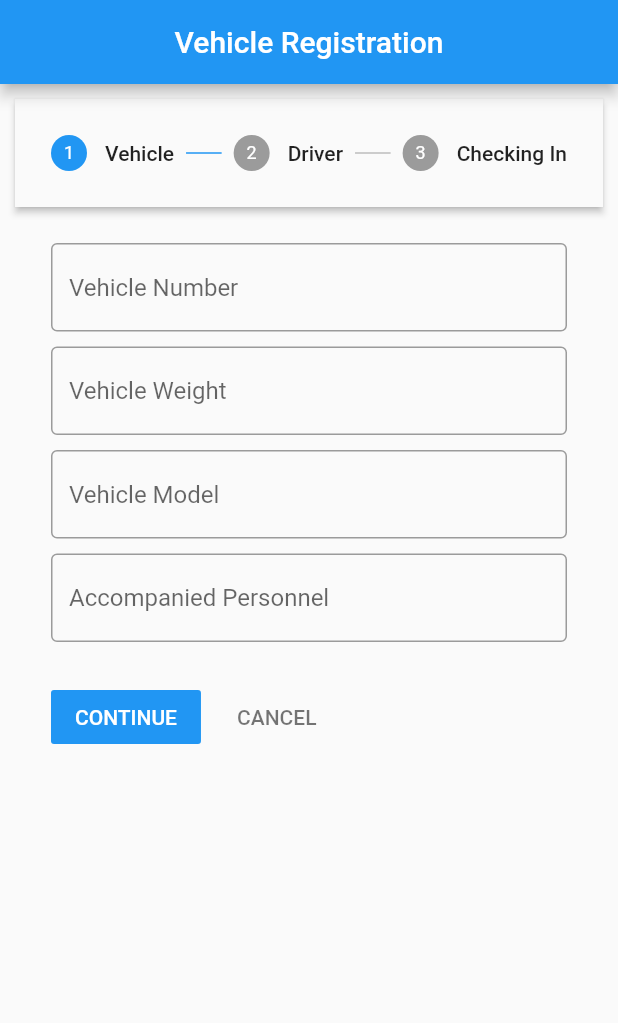
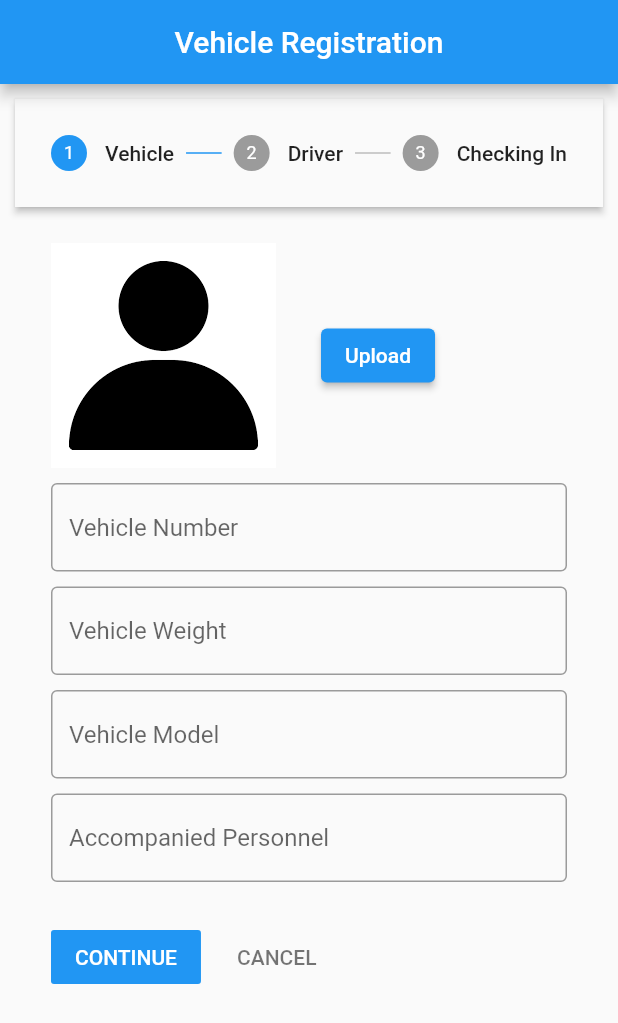
Before and after one commit to apexpre-dator/YardMaster, a Flutter app: the screen it shows after launch, after a tap on "Incoming", on a phone screen of 412 x 824 dp. Shown: the top 1023 px of the screen. Run offline on Flutter 3.47's test engine with Material 2 defaults, Android fonts, the phone set to English and light mode, and no system bars; our stand-ins replace image_picker, qr_flutter.

```diff
--- a/lib/main.dart
+++ b/lib/main.dart
@@ -1,7 +1,7 @@
 import 'package:flutter/material.dart';
-import 'package:yms/screens/Outgoing.dart';
+import 'package:yms/screens/outgoing.dart';
 import 'package:yms/screens/home.dart';
-import 'package:yms/screens/IncomingRegistration.dart';
+import 'package:yms/screens/incomingRegistration.dart';
 
 void main() {
   runApp(const MyApp());
@@ -17,9 +17,10 @@ class MyApp extends StatelessWidget {
         theme: ThemeData(
           primarySwatch: Colors.blue,
         ),
-        home: HomeScreen(),
+        home: const HomeScreen(),
         routes: {
-          OutgoingRegistration.routeName: (context) => OutgoingRegistration(),
+          OutgoingRegistration.routeName: (context) =>
+              const OutgoingRegistration(),
           IncomingRegistration.routeName: (context) => IncomingRegistration(),
         });
   }
--- a/lib/screens/IncomingRegistration.dart
+++ b/lib/screens/IncomingRegistration.dart
@@ -1,15 +1,17 @@
+import 'dart:io';
+
 import 'package:flutter/material.dart';
 import 'package:uuid/uuid.dart';
 import 'package:yms/custom.dart';
 import 'package:yms/models/driver_model.dart';
 import 'package:yms/models/vehicle_model.dart';
-import 'package:yms/screens/home.dart';
 import 'package:yms/widgets/custom_input.dart';
 import 'package:qr_flutter/qr_flutter.dart';
+import 'package:image_picker/image_picker.dart';
 
 class IncomingRegistration extends StatefulWidget {
   static const routeName = '/incoming-registration';
-  IncomingRegistration({super.key});
+  const IncomingRegistration({super.key});
 
   @override
   State<IncomingRegistration> createState() => _IncomingRegistrationState();
@@ -29,10 +31,23 @@ class _IncomingRegistrationState extends State<IncomingRegistration> {
   final TextEditingController addressController = TextEditingController();
   final TextEditingController phoneController = TextEditingController();
   bool registered = false;
+  File? vehicleImage;
+  File? driverPic;
 
   late Driver driver;
   late Vehicle vehicle;
   final String vRegNo = const Uuid().v1();
+
+  Future pickImage(bool flag) async {
+    try {
+      final image = await ImagePicker().pickImage(source: ImageSource.gallery);
+      if (image == null) return;
+      final imageTemp = File(image.path);
+      setState(() => flag ? vehicleImage : driverPic = imageTemp);
+    } catch (e) {
+      print('Failed to pick image: $e');
+    }
+  }
 
   void registerVehicle(BuildContext context) {
     if (vModelController.text.isEmpty ||
@@ -82,7 +97,6 @@ class _IncomingRegistrationState extends State<IncomingRegistration> {
 
   @override
   void dispose() {
-    // TODO: implement dispose
     super.dispose();
     vNoController.dispose();
     vWeightController.dispose();
@@ -192,6 +206,61 @@ class _IncomingRegistrationState extends State<IncomingRegistration> {
         title: const Text("Vehicle"),
         content: Column(
           children: [
+            Container(
+              alignment: Alignment.centerLeft,
+              height: 150,
+              width: double.infinity,
+              child: vehicleImage != null
+                  ? Row(
+                      crossAxisAlignment: CrossAxisAlignment.center,
+                      children: [
+                        Image.file(
+                          vehicleImage!,
+                          width: 150,
+                          height: 150,
+                          fit: BoxFit.fill,
+                        ),
+                        const SizedBox(
+                          width: 30,
+                        ),
+                        ElevatedButton(
+                          onPressed: () {
+                            setState(() {
+                              vehicleImage = null;
+                            });
+                          },
+                          style: ElevatedButton.styleFrom(
+                            backgroundColor:
+                                Colors.redAccent, // Background color
+                          ),
+                          child: const Text('Delete'),
+                        ),
+                      ],
+                    )
+                  : Row(
+                      //crossAxisAlignment: CrossAxisAlignment.center,
+                      children: [
+                        Image.asset(
+                          'assets/dummy.png',
+                          width: 150,
+                          height: 150,
+                          fit: BoxFit.fill,
+                        ),
+                        const SizedBox(
+                          width: 30,
+                        ),
+                        ElevatedButton(
+                          onPressed: () async {
+                            await pickImage(true);
+                          },
+                          child: const Text('Upload'),
+                        ),
+                      ],
+                    ),
+            ),
+            const SizedBox(
+              height: 10,
+            ),
             CustomInput(
               hint: "Vehicle Number",
               inputBorder: const OutlineInputBorder(),
@@ -221,6 +290,61 @@ class _IncomingRegistrationState extends State<IncomingRegistration> {
         title: const Text("Driver"),
         content: Column(
           children: [
+            Container(
+              alignment: Alignment.centerLeft,
+              height: 150,
+              width: double.infinity,
+              child: driverPic != null
+                  ? Row(
+                      crossAxisAlignment: CrossAxisAlignment.center,
+                      children: [
+                        Image.file(
+                          driverPic!,
+                          width: 150,
+                          height: 150,
+                          fit: BoxFit.fill,
+                        ),
+                        const SizedBox(
+                          width: 30,
+                        ),
+                        ElevatedButton(
+                          onPressed: () {
+                            setState(() {
+                              driverPic = null;
+                            });
+                          },
+                          style: ElevatedButton.styleFrom(
+                            backgroundColor:
+                                Colors.redAccent, // Background color
+                          ),
+                          child: const Text('Delete'),
+                        ),
+                      ],
+                    )
+                  : Row(
+                      //crossAxisAlignment: CrossAxisAlignment.center,
+                      children: [
+                        Image.asset(
+                          'assets/dummy.png',
+                          width: 150,
+                          height: 150,
+                          fit: BoxFit.fill,
+                        ),
+                        const SizedBox(
+                          width: 30,
+                        ),
+                        ElevatedButton(
+                          onPressed: () async {
+                            await pickImage(false);
+                          },
+                          child: const Text('Upload'),
+                        ),
+                      ],
+                    ),
+            ),
+            const SizedBox(
+              height: 10,
+            ),
             CustomInput(
               hint: "Driver Name",
               inputBorder: const OutlineInputBorder(),
--- a/lib/screens/home.dart
+++ b/lib/screens/home.dart
@@ -1,6 +1,6 @@
 import 'package:flutter/material.dart';
-import 'package:yms/screens/IncomingRegistration.dart';
-import 'package:yms/screens/Outgoing.dart';
+import 'package:yms/screens/incomingRegistration.dart';
+import 'package:yms/screens/outgoing.dart';
 
 class HomeScreen extends StatelessWidget {
   const HomeScreen({super.key});
```
Also changed, not shown: pubspec.yaml (+7 -12 lines), assets/dummy.png (added), pubspec.lock, 5 other files.
